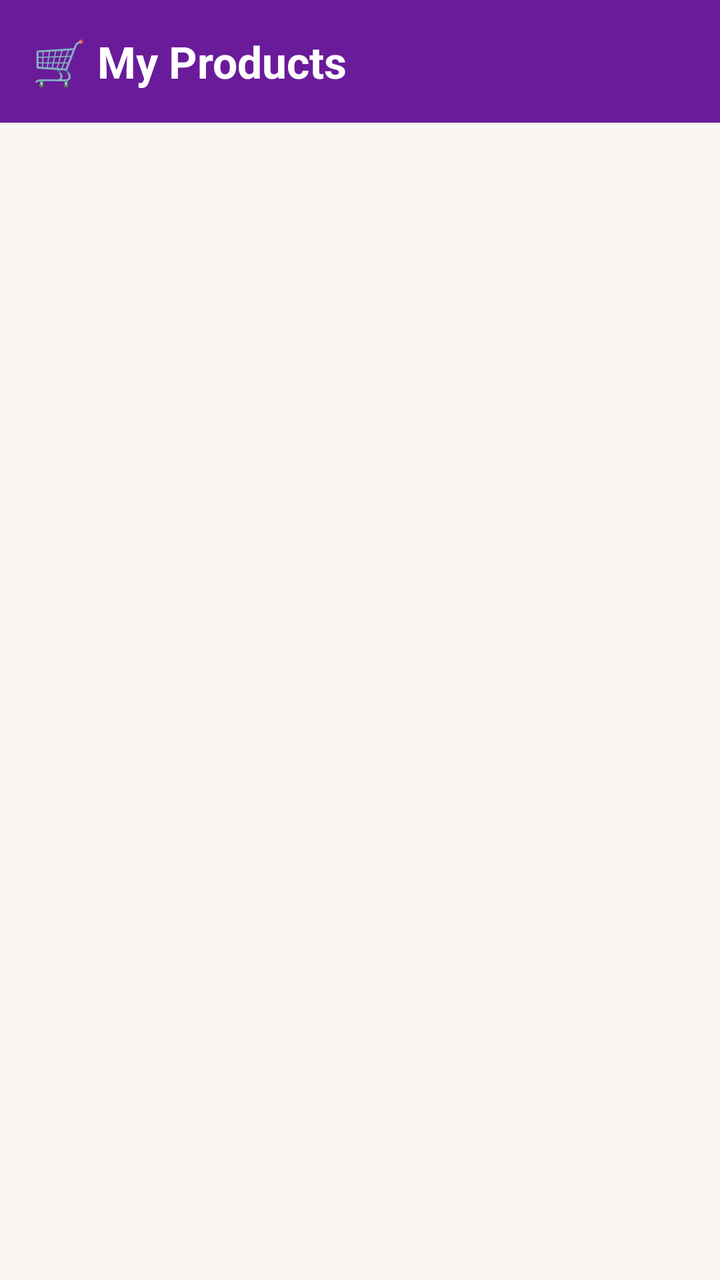
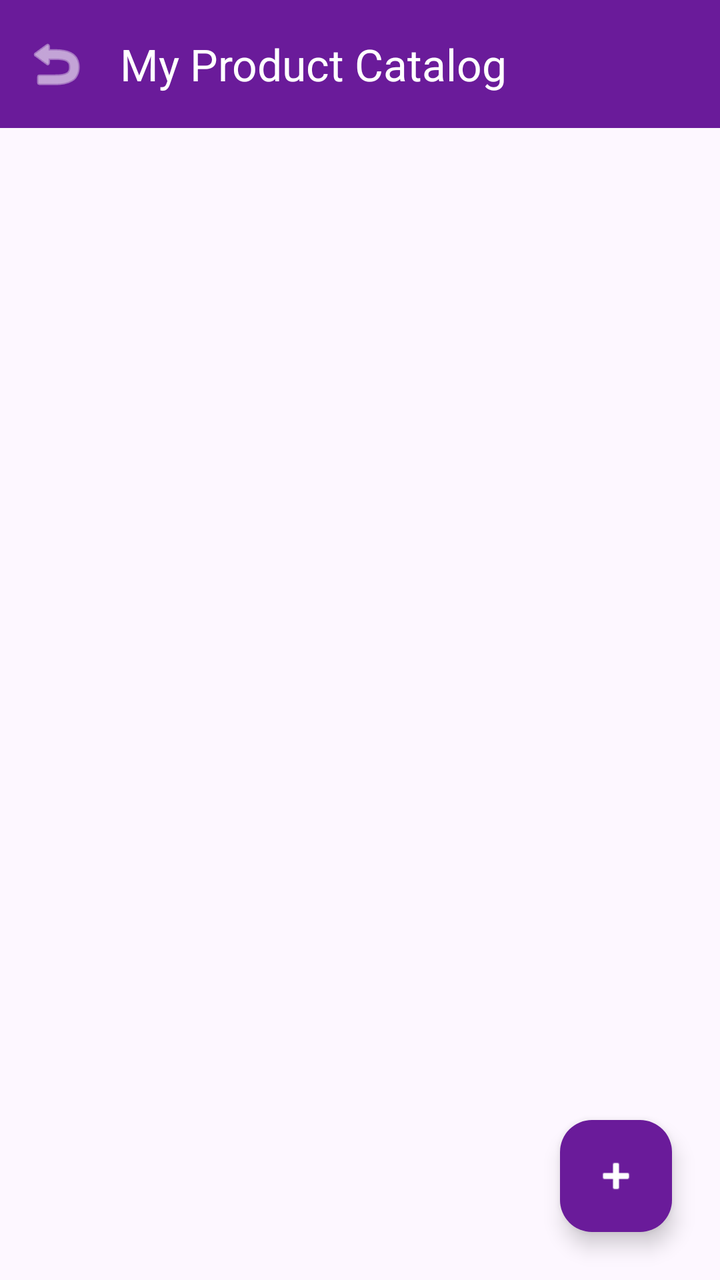

Two renders of the same Android screen: before a commit and after it. Below are the layout's source before the change and the commit's diff.
<!-- AndroidManifest.xml: application theme Theme.KutiraKushala -->
<!-- res/layout/activity_view_products.xml -->
<?xml version="1.0" encoding="utf-8"?>
<LinearLayout
    xmlns:android="http://schemas.android.com/apk/res/android"
    android:layout_width="match_parent"
    android:layout_height="match_parent"
    android:orientation="vertical"
    android:background="#F9F5F0">

    <TextView
        android:layout_width="match_parent"
        android:layout_height="wrap_content"
        android:text="🛒 My Products"
        android:textSize="22sp"
        android:textStyle="bold"
        android:textColor="#FFFFFF"
        android:background="#6A1B9A"
        android:padding="16dp"/>

    <androidx.recyclerview.widget.RecyclerView
        android:id="@+id/recyclerProducts"
        android:layout_width="match_parent"
        android:layout_height="match_parent"
        android:padding="8dp"/>

</LinearLayout>
<!-- resources referenced by this layout -->
<resources>
  <style name="Theme.KutiraKushala" parent="Base.Theme.KutiraKushala" />
  <style name="Base.Theme.KutiraKushala" parent="Theme.Material3.DayNight.NoActionBar">
          
          
      </style>
</resources>

<!-- the commit's change to res/layout/activity_view_products.xml (unified diff, before → after) -->
@@ -1,25 +1,43 @@
 <?xml version="1.0" encoding="utf-8"?>
-<LinearLayout
-    xmlns:android="http://schemas.android.com/apk/res/android"
+<androidx.coordinatorlayout.widget.CoordinatorLayout xmlns:android="http://schemas.android.com/apk/res/android"
+    xmlns:app="http://schemas.android.com/apk/res-auto"
     android:layout_width="match_parent"
     android:layout_height="match_parent"
-    android:orientation="vertical"
-    android:background="#F9F5F0">
+    android:background="@color/background">
 
-    <TextView
+    <com.google.android.material.appbar.AppBarLayout
         android:layout_width="match_parent"
         android:layout_height="wrap_content"
-        android:text="🛒 My Products"
-        android:textSize="22sp"
-        android:textStyle="bold"
-        android:textColor="#FFFFFF"
-        android:background="#6A1B9A"
-        android:padding="16dp"/>
+        android:background="@color/colorPrimary">
+
+        <com.google.android.material.appbar.MaterialToolbar
+            android:id="@+id/toolbar"
+            android:layout_width="match_parent"
+            android:layout_height="?attr/actionBarSize"
+            app:title="My Product Catalog"
+            app:titleTextColor="@color/white"
+            app:navigationIcon="@android:drawable/ic_menu_revert"
+            app:navigationIconTint="@color/white" />
+
+    </com.google.android.material.appbar.AppBarLayout>
 
     <androidx.recyclerview.widget.RecyclerView
         android:id="@+id/recyclerProducts"
         android:layout_width="match_parent"
         android:layout_height="match_parent"
-        android:padding="8dp"/>
+        android:padding="8dp"
+        android:clipToPadding="false"
+        app:layout_behavior="@string/appbar_scrolling_view_behavior" />
 
-</LinearLayout>
+    <com.google.android.material.floatingactionbutton.FloatingActionButton
+        android:id="@+id/fabAddProduct"
+        android:layout_width="wrap_content"
+        android:layout_height="wrap_content"
+        android:layout_gravity="bottom|end"
+        android:layout_margin="24dp"
+        android:src="@android:drawable/ic_input_add"
+        app:tint="@color/white"
+        android:backgroundTint="@color/colorPrimary"
+        app:layout_behavior="com.google.android.material.behavior.HideBottomViewOnScrollBehavior"/>
+
+</androidx.coordinatorlayout.widget.CoordinatorLayout>
<!-- resource entries referenced after the edit -->
@@ -1,9 +1,20 @@
 <!-- resources referenced by this layout -->
 <resources>
+  <color name="background">#FDF7FF</color>
+  <color name="colorPrimary">#6A1B9A</color>
+  <color name="white">#FFFFFFFF</color>
   <style name="Theme.KutiraKushala" parent="Base.Theme.KutiraKushala" />
   <style name="Base.Theme.KutiraKushala" parent="Theme.Material3.DayNight.NoActionBar">
           
-          
+          <item name="colorPrimary">@color/colorPrimary</item>
+          <item name="colorOnPrimary">@color/white</item>
+          <item name="colorPrimaryVariant">@color/colorPrimaryVariant</item>
+          <item name="colorSecondary">@color/colorSecondary</item>
+          <item name="colorOnSecondary">@color/white</item>
+          <item name="android:windowBackground">@color/background</item>
+          <item name="android:statusBarColor">@color/colorPrimaryVariant</item>
       </style>
+  <color name="colorPrimaryVariant">#4A148C</color>
+  <color name="colorSecondary">#1565C0</color>
 </resources>
 
